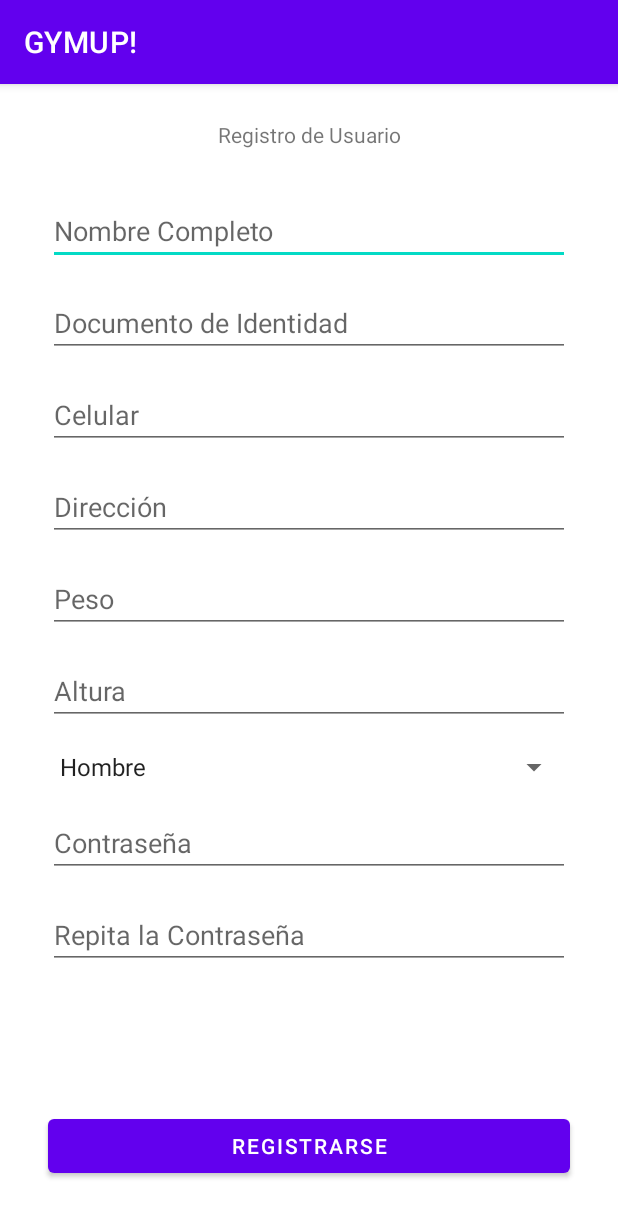
After one commit to xHernanL/GYMUP, an Android app: the Register screen opened directly, with no data from a screen before it, on a phone screen of 412 x 824 dp. The commit adds this screen. Shown: the top 1217 px of the screen. Run offline under Robolectric (Android 15) with nearby library versions, the phone set to English and light mode, and no system bars.

Commit message:
Primer commit
Se generan las primeras activities y se deja el esqueleto del login y el registro de usuario.

```diff
--- a/app/build.gradle
+++ b/app/build.gradle
@@ -37,4 +37,5 @@ dependencies {
     androidTestImplementation 'androidx.test.ext:junit:1.1.2'
     androidTestImplementation 'androidx.test.espresso:espresso-core:3.3.0'
     implementation 'com.android.volley:volley:1.2.0'
+    implementation "androidx.cardview:cardview:1.0.0"
 }
--- /dev/null
+++ b/app/src/main/java/com/bitgymup/gymup/Register.java
@@ -0,0 +1,37 @@
+package com.bitgymup.gymup;
+
+import androidx.appcompat.app.AppCompatActivity;
+
+import android.os.Bundle;
+import android.view.View;
+import android.widget.AdapterView;
+import android.widget.ArrayAdapter;
+import android.widget.Spinner;
+
+public class Register extends AppCompatActivity implements AdapterView.OnItemSelectedListener{
+
+    Spinner genderSpinner;
+
+    @Override
+    protected void onCreate(Bundle savedInstanceState) {
+        super.onCreate(savedInstanceState);
+        setContentView(R.layout.activity_register);
+
+        genderSpinner = findViewById(R.id.spnGender);
+        ArrayAdapter<CharSequence> adapter = ArrayAdapter.createFromResource(this, R.array.genderList, android.R.layout.simple_spinner_item);
+        adapter.setDropDownViewResource(android.R.layout.simple_spinner_dropdown_item);
+        genderSpinner.setAdapter(adapter);
+        genderSpinner.setOnItemSelectedListener(this);
+    }
+
+    @Override
+    public void onItemSelected(AdapterView<?> adapterView, View view, int i, long l) {
+        String selectedGender = adapterView.getItemAtPosition(i).toString();
+
+    }
+
+    @Override
+    public void onNothingSelected(AdapterView<?> adapterView) {
+
+    }
+}
--- /dev/null
+++ b/app/src/main/res/layout/activity_register.xml
@@ -0,0 +1,180 @@
+<?xml version="1.0" encoding="utf-8"?>
+<androidx.constraintlayout.widget.ConstraintLayout xmlns:android="http://schemas.android.com/apk/res/android"
+    xmlns:app="http://schemas.android.com/apk/res-auto"
+    xmlns:tools="http://schemas.android.com/tools"
+    android:layout_width="match_parent"
+    android:layout_height="match_parent"
+    tools:context=".Register">
+
+    <TextView
+        android:id="@+id/tvUserRegister"
+        android:layout_width="wrap_content"
+        android:layout_height="wrap_content"
+        android:layout_marginStart="32dp"
+        android:layout_marginTop="24dp"
+        android:layout_marginEnd="32dp"
+        android:text="@string/userRegister"
+        app:layout_constraintEnd_toEndOf="parent"
+        app:layout_constraintStart_toStartOf="parent"
+        app:layout_constraintTop_toTopOf="parent" />
+
+    <EditText
+        android:id="@+id/editFullName"
+        android:layout_width="match_parent"
+        android:layout_height="wrap_content"
+        android:layout_marginStart="32dp"
+        android:layout_marginTop="32dp"
+        android:layout_marginEnd="32dp"
+        android:layout_marginBottom="8dp"
+        android:hint="@string/fullName"
+        app:layout_constraintBottom_toTopOf="@+id/editDocument"
+        app:layout_constraintEnd_toEndOf="parent"
+        app:layout_constraintHorizontal_bias="0.498"
+        app:layout_constraintStart_toStartOf="parent"
+        app:layout_constraintTop_toBottomOf="@+id/tvUserRegister"
+        app:layout_constraintVertical_bias="0.277" />
+
+    <EditText
+        android:id="@+id/editDocument"
+        android:layout_width="match_parent"
+        android:layout_height="wrap_content"
+        android:layout_marginStart="32dp"
+        android:layout_marginTop="8dp"
+        android:layout_marginEnd="32dp"
+        android:layout_marginBottom="8dp"
+        android:hint="@string/document"
+        app:layout_constraintBottom_toTopOf="@+id/editCellphone"
+        app:layout_constraintEnd_toEndOf="parent"
+        app:layout_constraintHorizontal_bias="0.498"
+        app:layout_constraintStart_toStartOf="parent"
+        app:layout_constraintTop_toBottomOf="@+id/editFullName"
+        app:layout_constraintVertical_bias="0.277" />
+
+    <EditText
+        android:id="@+id/editCellphone"
+        android:layout_width="match_parent"
+        android:layout_height="wrap_content"
+        android:layout_marginStart="32dp"
+        android:layout_marginTop="8dp"
+        android:layout_marginEnd="32dp"
+        android:layout_marginBottom="8dp"
+        android:hint="@string/cellphone"
+        app:layout_constraintBottom_toTopOf="@+id/editAddress"
+        app:layout_constraintEnd_toEndOf="parent"
+        app:layout_constraintHorizontal_bias="0.498"
+        app:layout_constraintStart_toStartOf="parent"
+        app:layout_constraintTop_toBottomOf="@+id/editDocument"
+        app:layout_constraintVertical_bias="0.277" />
+
+    <EditText
+        android:id="@+id/editAddress"
+        android:layout_width="match_parent"
+        android:layout_height="wrap_content"
+        android:layout_marginStart="32dp"
+        android:layout_marginTop="8dp"
+        android:layout_marginEnd="32dp"
+        android:layout_marginBottom="8dp"
+        android:hint="@string/address"
+        app:layout_constraintBottom_toTopOf="@+id/editWeight"
+        app:layout_constraintEnd_toEndOf="parent"
+        app:layout_constraintHorizontal_bias="0.498"
+        app:layout_constraintStart_toStartOf="parent"
+        app:layout_constraintTop_toBottomOf="@+id/editCellphone"
+        app:layout_constraintVertical_bias="0.277" />
+
+    <EditText
+        android:id="@+id/editWeight"
+        android:layout_width="match_parent"
+        android:layout_height="wrap_content"
+        android:layout_marginStart="32dp"
+        android:layout_marginTop="8dp"
+        android:layout_marginEnd="32dp"
+        android:layout_marginBottom="8dp"
+        android:hint="@string/weight"
+        app:layout_constraintBottom_toTopOf="@+id/editHeight"
+        app:layout_constraintEnd_toEndOf="parent"
+        app:layout_constraintHorizontal_bias="0.498"
+        app:layout_constraintStart_toStartOf="parent"
+        app:layout_constraintTop_toBottomOf="@+id/editAddress"
+        app:layout_constraintVertical_bias="0.277" />
+
+    <EditText
+        android:id="@+id/editHeight"
+        android:layout_width="match_parent"
+        android:layout_height="wrap_content"
+        android:layout_marginStart="32dp"
+        android:layout_marginTop="8dp"
+        android:layout_marginEnd="32dp"
+        android:layout_marginBottom="8dp"
+        android:hint="@string/height"
+        app:layout_constraintBottom_toTopOf="@+id/spnGender"
+        app:layout_constraintEnd_toEndOf="parent"
+        app:layout_constraintHorizontal_bias="0.498"
+        app:layout_constraintStart_toStartOf="parent"
+        app:layout_constraintTop_toBottomOf="@+id/editWeight"
+        app:layout_constraintVertical_bias="0.277" />
+
+    <Spinner
+        android:id="@+id/spnGender"
+        android:layout_width="match_parent"
+        android:layout_height="wrap_content"
+        android:layout_marginStart="32dp"
+        android:layout_marginTop="8dp"
+        android:layout_marginEnd="32dp"
+        android:layout_marginBottom="8dp"
+        android:hint="@string/gender"
+        android:entries="@array/genderList"
+        app:layout_constraintBottom_toTopOf="@+id/editPassword"
+        app:layout_constraintEnd_toEndOf="parent"
+        app:layout_constraintHorizontal_bias="0.498"
+        app:layout_constraintStart_toStartOf="parent"
+        app:layout_constraintTop_toBottomOf="@+id/editHeight"
+        app:layout_constraintVertical_bias="0.277" />
+
+    <EditText
+        android:id="@+id/editPassword"
+        android:layout_width="match_parent"
+        android:layout_height="wrap_content"
+        android:layout_marginStart="32dp"
+        android:layout_marginTop="8dp"
+        android:layout_marginEnd="32dp"
+        android:layout_marginBottom="8dp"
+        android:hint="@string/password"
+        app:layout_constraintBottom_toTopOf="@+id/editRepeatPassword"
+        app:layout_constraintEnd_toEndOf="parent"
+        app:layout_constraintHorizontal_bias="0.498"
+        app:layout_constraintStart_toStartOf="parent"
+        app:layout_constraintTop_toBottomOf="@+id/spnGender"
+        app:layout_constraintVertical_bias="0.277" />
+
+
+    <EditText
+        android:id="@+id/editRepeatPassword"
+        android:layout_width="match_parent"
+        android:layout_height="wrap_content"
+        android:layout_marginStart="32dp"
+        android:layout_marginTop="16dp"
+        android:layout_marginEnd="32dp"
+        android:layout_marginBottom="8dp"
+        android:hint="@string/repeatPassword"
+        app:layout_constraintBottom_toTopOf=""
+        app:layout_constraintEnd_toEndOf="parent"
+        app:layout_constraintHorizontal_bias="0.0"
+        app:layout_constraintStart_toStartOf="parent"
+        app:layout_constraintTop_toBottomOf="@+id/editPassword"
+        app:layout_constraintVertical_bias="0.277" />
+
+    <Button
+        android:id="@+id/btnRegister"
+        android:layout_width="match_parent"
+        android:layout_height="wrap_content"
+        android:layout_marginStart="32dp"
+        android:layout_marginEnd="32dp"
+        android:text="@string/register2"
+        app:layout_constraintBottom_toBottomOf="parent"
+        app:layout_constraintEnd_toEndOf="parent"
+        app:layout_constraintStart_toStartOf="parent"
+        app:layout_constraintTop_toTopOf="parent"
+        app:layout_constraintVertical_bias="0.95" />
+
+</androidx.constraintlayout.widget.ConstraintLayout>
--- a/app/src/main/res/values/strings.xml
+++ b/app/src/main/res/values/strings.xml
@@ -1,3 +1,43 @@
 <resources>
-    <string name="app_name">GYMUP</string>
+    <string name="app_name">GYMUP!</string>
+    <string name="email">E-mail</string>
+    <string name="password">Contraseña</string>
+    <string name="login">Ingresar</string>
+    <string name="gymList">Listado de Gimnasios</string>
+    <string name="aboutUs">Nosotros</string>
+    <string name="services">Servicios</string>
+    <string name="contact">Contacto</string>
+    <string name="users">Usuarios</string>
+    <string name="userProfile">Perfil del Usuario</string>
+    <string name="nutrition">Salud y Nutrición</string>
+
+    <!-- Para formulario de registro-->
+    <string name="register">Registro</string>
+    <string name="register2">Registrarse</string>
+    <string name="userRegister">Registro de Usuario</string>
+    <string name="fullName">Nombre Completo</string>
+    <string name="document">Documento de Identidad</string>
+    <string name="cellphone">Celular</string>
+    <string name="address">Dirección</string>
+    <string name="height">Altura</string>
+    <string name="weight">Peso</string>
+    <string name="repeatPassword">Repita la Contraseña</string>
+    <string name="gender">Sexo</string>
+    <string-array name="genderList">
+        <item>Hombre</item>
+        <item>Mujer</item>
+        <item>Otro</item>
+    </string-array>
+
+    <!-- Prueba para servicios -->
+    <string-array name="servicesList">
+        <item>Natación</item>
+        <item>Funcional</item>
+        <item>Yoga</item>
+        <item>Pilates</item>
+        <item>Musculación</item>
+        <item>Crossfit</item>
+    </string-array>
+
+
 </resources>
```
Also changed, not shown: app/src/main/AndroidManifest.xml (+8 -1 lines), app/src/main/java/com/bitgymup/gymup/AboutUs.java (added, +14 -0 lines), app/src/main/java/com/bitgymup/gymup/Contact.java (added, +14 -0 lines), app/src/main/java/com/bitgymup/gymup/GymList.java (added, +14 -0 lines), app/src/main/java/com/bitgymup/gymup/LogIn.java (added, +14 -0 lines), app/src/main/java/com/bitgymup/gymup/Nutrition.java (added, +14 -0 lines), app/src/main/java/com/bitgymup/gymup/Services.java (added, +24 -0 lines), app/src/main/java/com/bitgymup/gymup/UserProfile.java (added, +14 -0 lines), app/src/main/res/layout/activity_about_us.xml (added, +21 -0 lines), app/src/main/res/layout/activity_contact.xml (added, +22 -0 lines), app/src/main/res/layout/activity_gym_list.xml (added, +22 -0 lines), app/src/main/res/layout/activity_login.xml (added, +79 -0 lines), app/src/main/res/layout/activity_nutrition.xml (added, +21 -0 lines), app/src/main/res/layout/activity_services.xml (added, +39 -0 lines), 2 more files, 1 other file.
